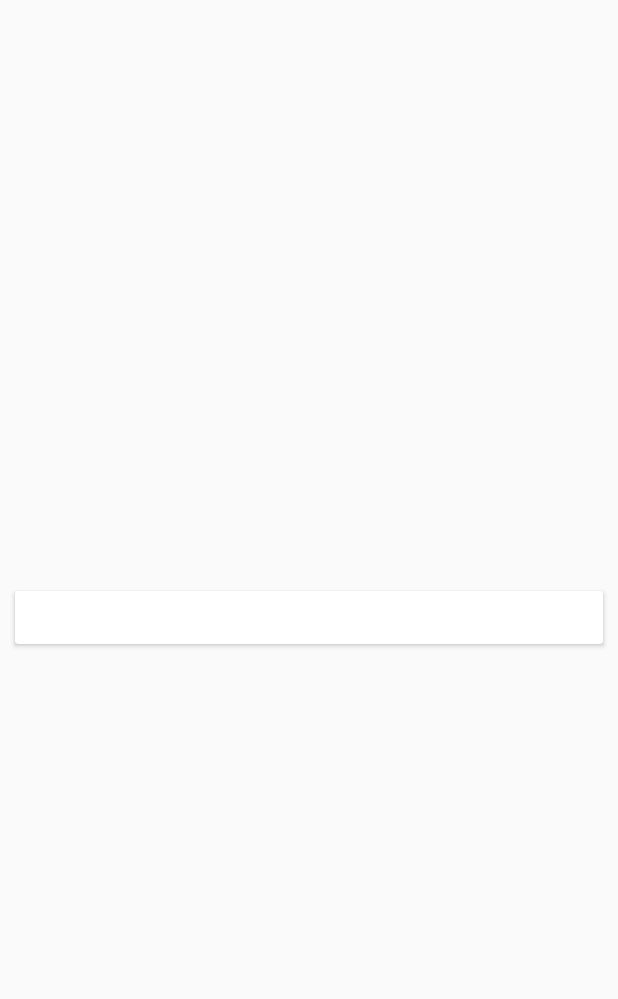
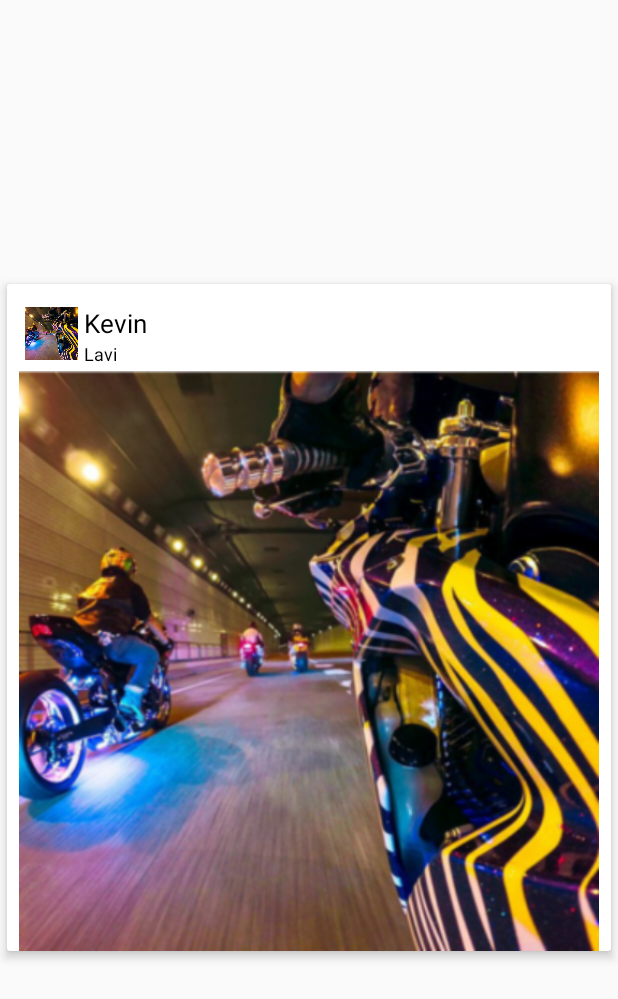
Before and after one commit to silverlogic/credit-circle-android, an Android app: the layout card_item.xml on its own in the app's theme, with its tools: preview values and no code run, on a phone screen of 412 x 824 dp. Shown: the top 999 px of the screen. Run offline under Robolectric (Android 15) with nearby library versions, the phone set to English and light mode, and no system bars.

Commit message:
BA-269 User Item Layout

```diff
--- a/app/src/main/res/layout/card_item.xml
+++ b/app/src/main/res/layout/card_item.xml
@@ -1,38 +1,72 @@
 <?xml version="1.0" encoding="utf-8"?>
 <!-- item_feed.xml -->
-<android.support.v7.widget.CardView xmlns:android="http://schemas.android.com/apk/res/android"
+<android.support.v7.widget.CardView
+    xmlns:android="http://schemas.android.com/apk/res/android"
     xmlns:card_view="http://schemas.android.com/apk/res-auto"
+    xmlns:tools="http://schemas.android.com/tools"
     android:id="@+id/card_view"
     android:layout_width="match_parent"
     android:layout_height="wrap_content"
     android:layout_gravity="center"
     android:layout_marginTop="6dp"
-    android:layout_marginRight="10dp"
-    android:layout_marginLeft="10dp"
     android:layout_marginBottom="6dp"
-    android:paddingLeft="5dp"
-    android:paddingRight="5dp">
+    android:background="@color/white"
+    card_view:cardBackgroundColor="@android:color/white"
+    card_view:cardElevation="4dp"
+    card_view:cardUseCompatPadding="true">
+
 
         <RelativeLayout
-        android:id="@+id/cardContainer"
             android:layout_width="match_parent"
             android:layout_height="wrap_content"
-        android:layout_gravity="center">
+            android:paddingRight="@dimen/eight_margin"
+            android:paddingLeft="@dimen/eight_margin"
+            android:paddingTop="@dimen/eight_margin">
 
             <ImageView
-            android:id="@+id/cardImage"
+                android:layout_width="35dp"
+                android:layout_height="50dp"
+                android:id="@+id/user_small_image"
+                tools:src="@drawable/img_feed_center_1"
+                android:layout_marginLeft="4dp"/>
+
+            <TextView
+                android:id="@+id/user_first_name"
                 android:layout_width="match_parent"
                 android:layout_height="wrap_content"
-            android:layout_alignParentTop="true"
-            android:layout_alignParentLeft="true"
-            android:layout_alignParentRight="true"
-            android:scaleType="fitXY"/>
+                android:textColor="@android:color/black"
+                android:textSize="17sp"
+                android:ellipsize="end"
+                android:background="@android:color/transparent"
+                tools:text="Kevin"
+                android:paddingLeft="4dp"
+                android:layout_toRightOf="@+id/user_small_image"
+                android:layout_toEndOf="@+id/user_small_image"
+                android:layout_marginTop="6dp"/>
 
             <TextView
-            android:id="@+id/cardText"
+                android:id="@+id/user_last_name"
+                android:layout_width="wrap_content"
+                android:layout_height="wrap_content"
+                android:textAppearance="?android:attr/textAppearanceSmall"
+                tools:text="Lavi"
+                android:textSize="12sp"
+                android:textColor="@android:color/black"
+                android:layout_below="@+id/user_first_name"
+                android:layout_alignLeft="@+id/user_first_name"
+                android:layout_alignStart="@+id/user_first_name"
+                android:paddingLeft="4dp"/>
+
+
+            <ImageView
+                android:id="@+id/user_large_image"
                 android:layout_width="match_parent"
                 android:layout_height="wrap_content"
-            android:layout_below="@id/cardImage"
-            android:lines="2"/>
+                android:layout_below="@+id/user_small_image"
+                tools:src="@drawable/img_feed_center_1"
+                android:adjustViewBounds="true"/>
+
+
         </RelativeLayout>
+
 </android.support.v7.widget.CardView>
```
Lines whose indentation alone changed are shown as unchanged.
